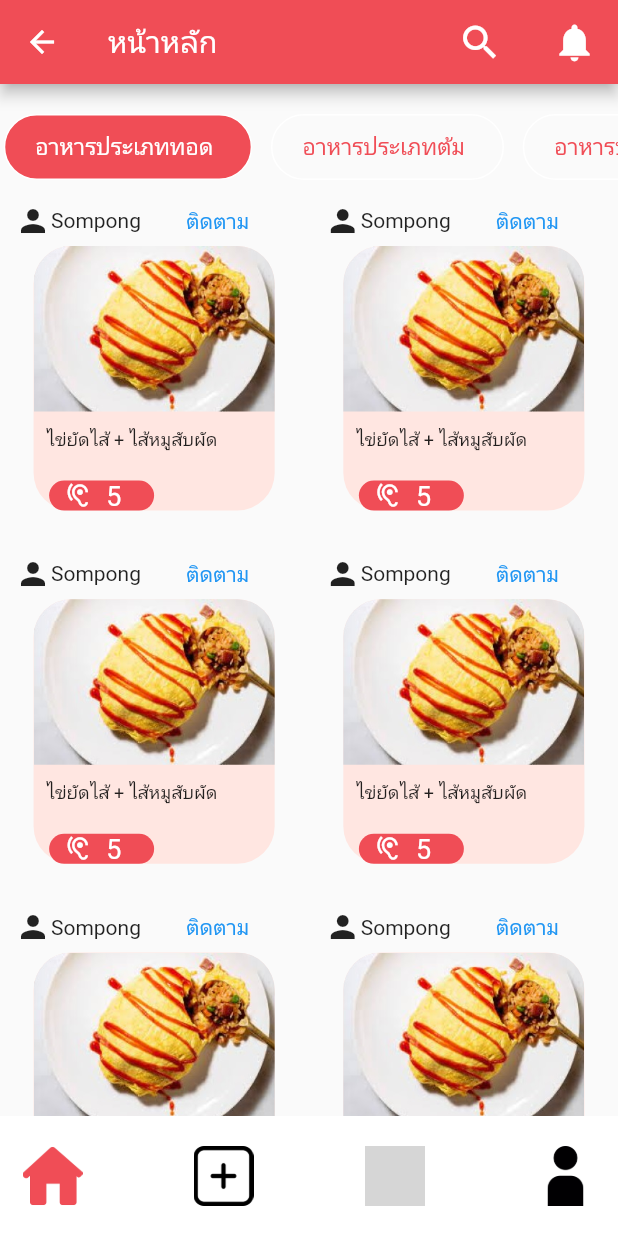
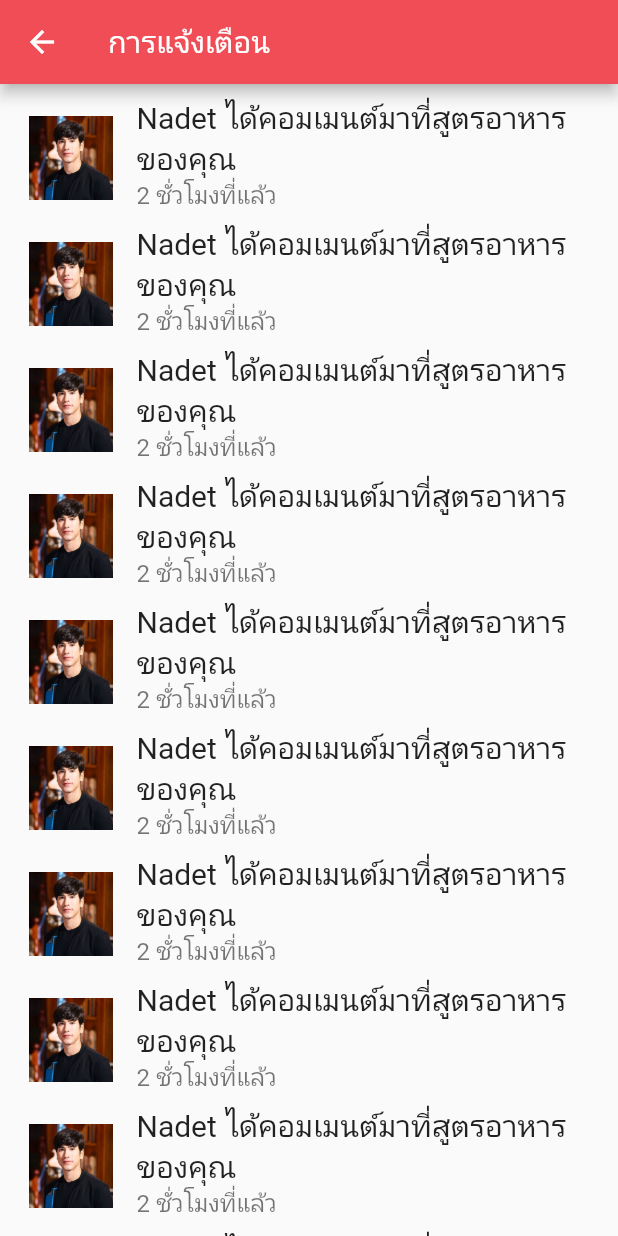
Before and after one commit to OoHuakoO/Ez-Cook, a Flutter app: the Home screen opened directly, after a tap on the "notifications" icon, on a phone screen of 412 x 824 dp. Run offline on Flutter 3.47's test engine with Material 2 defaults, Android fonts, the phone set to English and light mode, and no system bars; grey boxes are pictures that could not be loaded.

Commit message:
FinishMockUpNotification

```diff
--- a/client/lib/main.dart
+++ b/client/lib/main.dart
@@ -2,7 +2,6 @@ import 'package:flutter/material.dart';
 import 'package:client/pages/login.dart';
 void main() {
   runApp(MaterialApp(
-
     debugShowCheckedModeBanner: false,
     home: Login(),
   ));
--- a/client/lib/pages/constants.dart
+++ b/client/lib/pages/constants.dart
@@ -21,3 +21,10 @@ List FoodK = [
   "อาหารประเภทยำ",
   "อาหารประเภทแกง",
 ];
+class Notifications {
+  String image;
+  String message;
+  String time;
+
+  Notifications(this.image, this.message, this.time);
+}
--- a/client/lib/pages/home.dart
+++ b/client/lib/pages/home.dart
@@ -1,6 +1,7 @@
 import 'package:client/pages/homepage.dart';
 import 'package:client/pages/profile.dart';
 import 'package:client/pages/ranking.dart';
+import 'package:client/pages/notification.dart';
 import 'package:flutter/material.dart';
 import './add_cook.dart';
 
@@ -85,7 +86,12 @@ class _HomeState extends State<Home> {
             child: IconButton(
                 iconSize: 30,
                 icon: Icon(Icons.notifications),
-                onPressed: () {}),
+                onPressed: () {
+                  Navigator.push(
+                    context,
+                    MaterialPageRoute(builder: (context) => Noti()),
+                  );
+                }),
           )
         ],
         title: cusSearchBar,
--- /dev/null
+++ b/client/lib/pages/notification.dart
@@ -0,0 +1,69 @@
+import 'package:flutter/cupertino.dart';
+import 'package:flutter/material.dart';
+import 'constants.dart';
+
+class Noti extends StatefulWidget {
+  @override
+  _NotiState createState() => _NotiState();
+}
+
+class _NotiState extends State<Noti> {
+  @override
+  Widget build(BuildContext context) {
+    List<Notifications> notification = [
+      Notifications('assets/profilenadate.jpeg',
+          'Nadet ได้คอมเมนต์มาที่สูตรอาหารของคุณ', '2 ชั่วโมงที่แล้ว'),
+      Notifications('assets/profilenadate.jpeg',
+          'Nadet ได้คอมเมนต์มาที่สูตรอาหารของคุณ', '2 ชั่วโมงที่แล้ว'),
+      Notifications('assets/profilenadate.jpeg',
+          'Nadet ได้คอมเมนต์มาที่สูตรอาหารของคุณ', '2 ชั่วโมงที่แล้ว'),
+      Notifications('assets/profilenadate.jpeg',
+          'Nadet ได้คอมเมนต์มาที่สูตรอาหารของคุณ', '2 ชั่วโมงที่แล้ว'),
+      Notifications('assets/profilenadate.jpeg',
+          'Nadet ได้คอมเมนต์มาที่สูตรอาหารของคุณ', '2 ชั่วโมงที่แล้ว'),
+      Notifications('assets/profilenadate.jpeg',
+          'Nadet ได้คอมเมนต์มาที่สูตรอาหารของคุณ', '2 ชั่วโมงที่แล้ว'),
+      Notifications('assets/profilenadate.jpeg',
+          'Nadet ได้คอมเมนต์มาที่สูตรอาหารของคุณ', '2 ชั่วโมงที่แล้ว'),
+      Notifications('assets/profilenadate.jpeg',
+          'Nadet ได้คอมเมนต์มาที่สูตรอาหารของคุณ', '2 ชั่วโมงที่แล้ว'),
+      Notifications('assets/profilenadate.jpeg',
+          'Nadet ได้คอมเมนต์มาที่สูตรอาหารของคุณ', '2 ชั่วโมงที่แล้ว'),
+      Notifications('assets/profilenadate.jpeg',
+          'Nadet ได้คอมเมนต์มาที่สูตรอาหารของคุณ', '2 ชั่วโมงที่แล้ว'),
+      Notifications('assets/profilenadate.jpeg',
+          'Nadet ได้คอมเมนต์มาที่สูตรอาหารของคุณ', '2 ชั่วโมงที่แล้ว'),
+    ];
+    return Scaffold(
+      resizeToAvoidBottomInset: false,
+      appBar: AppBar(
+          backgroundColor: Color(0xFFF04D56), title: Text("การแจ้งเตือน")),
+      body: SingleChildScrollView(
+          child: ListView.builder(
+            padding: const EdgeInsets.fromLTRB(3, 5, 2, 0),
+        shrinkWrap: true,
+        itemCount: notification.length,
+        physics: const NeverScrollableScrollPhysics(),
+        itemBuilder: (context, index) {
+          Notifications noti = notification[index];
+          return ListTile(
+            leading: Image.asset(
+              noti.image,
+            ),
+            title: Text(
+              noti.message,
+              style: TextStyle(fontSize: 20),
+            ),
+            subtitle: Text(
+              noti.time,
+              style: TextStyle(fontSize: 16),
+            ),
+            onTap: () {},
+          );
+        },
+      )),
+    );
+  }
+}
+
+class $ {}
--- a/client/pubspec.yaml
+++ b/client/pubspec.yaml
@@ -66,6 +66,7 @@ flutter:
     - assets/user+.png
     - assets/LogoEzcook.png
     - assets/images.jpg
+    - assets/profilenadate.jpeg
   # An image asset can refer to one or more resolution-specific "variants", see
   # https://flutter.dev/assets-and-images/#resolution-aware.
 
```
